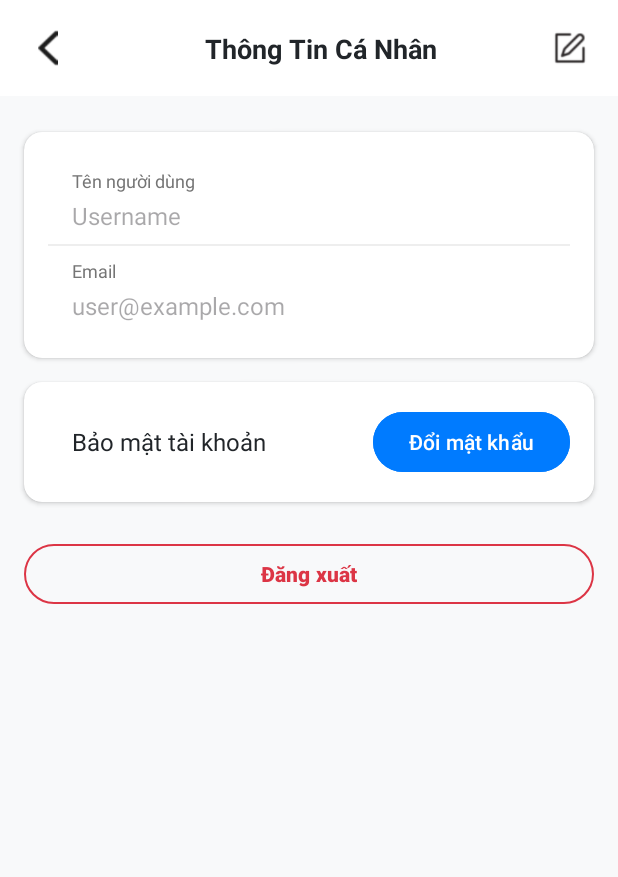
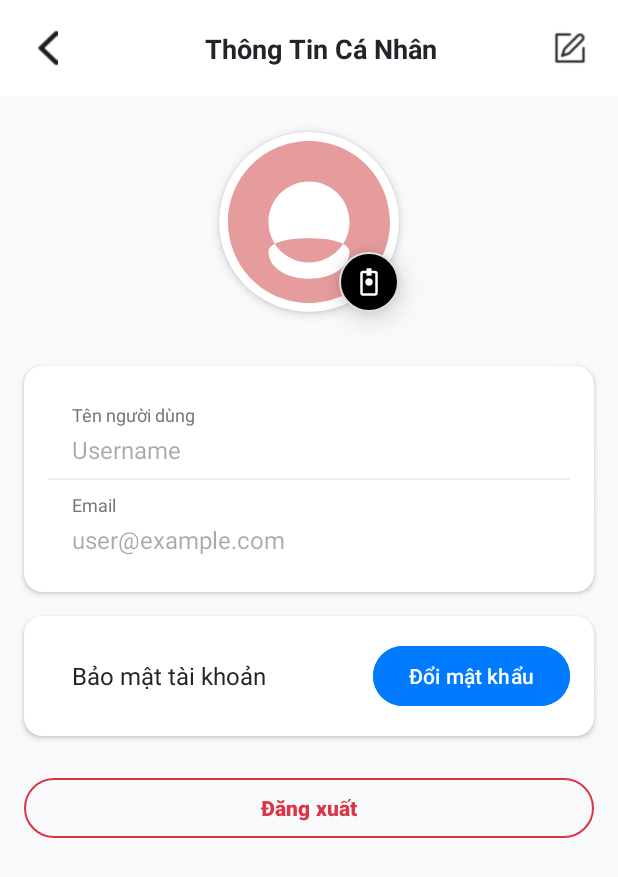
Before and after one commit to emcasa214/N03_QuanLyChiTieu, an Android app: the UserProfileActivity screen opened directly, with no data from a screen before it, on a phone screen of 412 x 824 dp. Shown: the top 877 px of the screen. Run offline under Robolectric (Android 15) with nearby library versions, the phone set to English and light mode, and no system bars; libraries missing offline, so code that uses them is left out: at.favre.lib; 6 statements that could not run were skipped.

Commit message:
Add avatar user

```diff
--- /dev/null
+++ b/app/src/main/res/drawable/circle_background.xml
@@ -0,0 +1,18 @@
+<?xml version="1.0" encoding="utf-8"?>
+<!-- circle_background.xml -->
+<shape xmlns:android="http://schemas.android.com/apk/res/android"
+    android:shape="oval">
+
+    <!-- Màu nền trắng -->
+    <solid android:color="#000"/>
+
+    <!-- Viền màu xám nhạt -->
+    <stroke
+        android:width="1dp"
+        android:color="#E0E0E0"/>
+
+    <!-- Kích thước cố định -->
+    <size
+        android:width="40dp"
+        android:height="40dp"/>
+</shape>
--- /dev/null
+++ b/app/src/main/res/drawable/ic_camera.xml
@@ -0,0 +1,10 @@
+<?xml version="1.0" encoding="utf-8"?>
+<vector xmlns:android="http://schemas.android.com/apk/res/android"
+    android:width="20dp"
+    android:height="20dp"
+    android:viewportWidth="24"
+    android:viewportHeight="24">
+    <path
+        android:fillColor="#FFFFFF"
+        android:pathData="M12,15c1.66,0 3,-1.34 3,-3s-1.34,-3 -3,-3 -3,1.34 -3,3 1.34,3 3,3zM17,3h-3V1h-4v2H7c-1.1,0 -2,0.9 -2,2v16c0,1.1 0.9,2 2,2h10c1.1,0 2,-0.9 2,-2V5c0,-1.1 -0.9,-2 -2,-2zm0,18H7V5h3v2h4V5h3v16z"/>
+</vector>
--- /dev/null
+++ b/app/src/main/res/drawable/ic_default_avatar.xml
@@ -0,0 +1,10 @@
+<?xml version="1.0" encoding="utf-8"?>
+<vector xmlns:android="http://schemas.android.com/apk/res/android"
+    android:width="120dp"
+    android:height="120dp"
+    android:viewportWidth="120"
+    android:viewportHeight="120">
+    <path
+        android:fillColor="#E69C9C"
+        android:pathData="M60,0C26.9,0 0,26.9 0,60s26.9,60 60,60 60,-26.9 60,-60S93.1,0 60,0zM60,30c16.6,0 30,13.4 30,30s-13.4,30 -30,30 -30,-13.4 -30,-30 13.4,-30 30,-30zM60,102c-16.2,0 -30,-8.1 -30,-20 0,-6.6 13.4,-10 30,-10 16.6,0 30,3.4 30,10 0,11.9 -13.8,20 -30,20z"/>
+</vector>
--- a/app/src/main/res/layout/activity_user_profile.xml
+++ b/app/src/main/res/layout/activity_user_profile.xml
@@ -58,13 +58,45 @@
         </androidx.constraintlayout.widget.ConstraintLayout>
     </androidx.appcompat.widget.Toolbar>
 
+    <androidx.cardview.widget.CardView
+        android:id="@+id/cardViewAvatar"
+        android:layout_width="120dp"
+        android:layout_height="120dp"
+        android:layout_marginTop="24dp"
+        app:cardCornerRadius="100dp"
+        app:cardElevation="4dp"
+        app:layout_constraintEnd_toEndOf="parent"
+        app:layout_constraintStart_toStartOf="parent"
+        app:layout_constraintTop_toBottomOf="@+id/toolbar">
+
+        <ImageView
+            android:id="@+id/imgAvatar"
+            android:layout_gravity="center"
+            android:layout_width="108dp"
+            android:layout_height="108dp"
+            android:scaleType="centerCrop"
+            android:src="@drawable/ic_default_avatar" />
+    </androidx.cardview.widget.CardView>
+
+    <!-- Thêm nút chỉnh sửa avatar (hiển thị khi cần) -->
+    <ImageButton
+        android:id="@+id/btnEditAvatar"
+        android:layout_width="40dp"
+        android:layout_height="40dp"
+        android:background="@drawable/circle_background"
+        android:padding="30dp"
+        android:src="@drawable/ic_camera"
+        android:translationZ="10dp"
+        app:layout_constraintBottom_toBottomOf="@id/cardViewAvatar"
+        app:layout_constraintEnd_toEndOf="@id/cardViewAvatar" />
+
     <!-- Thông tin người dùng -->
     <androidx.cardview.widget.CardView
         android:id="@+id/cardViewInfo"
         android:layout_width="match_parent"
         android:layout_height="wrap_content"
         android:layout_marginStart="16dp"
-        android:layout_marginTop="24dp"
+        android:layout_marginTop="180dp"
         android:layout_marginEnd="16dp"
         app:cardCornerRadius="12dp"
         app:cardElevation="2dp"
@@ -77,6 +109,7 @@
             android:layout_height="wrap_content"
             android:orientation="vertical"
             android:padding="16dp">
+
 
             <!-- Username -->
             <LinearLayout
```
